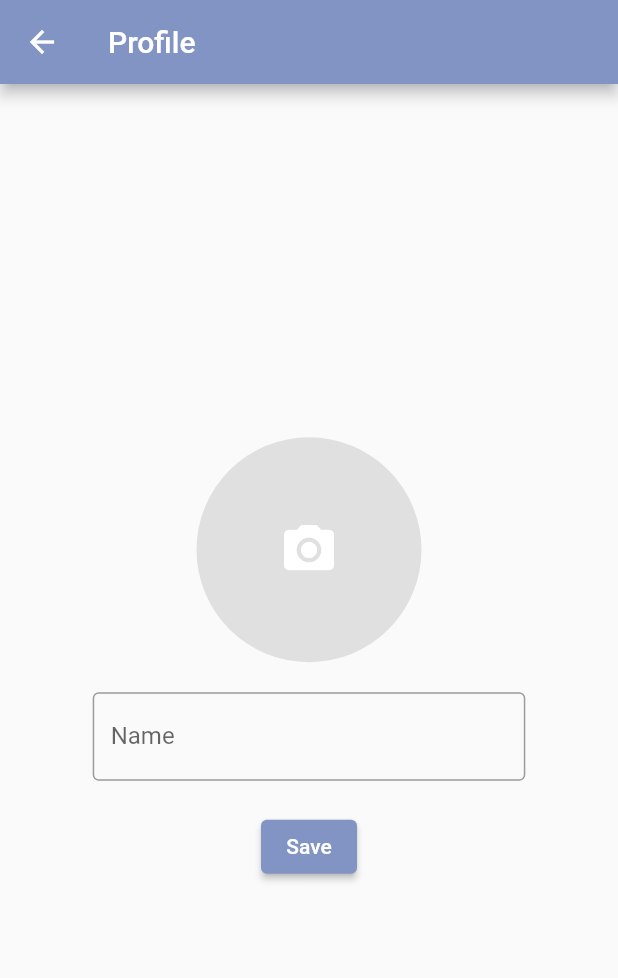
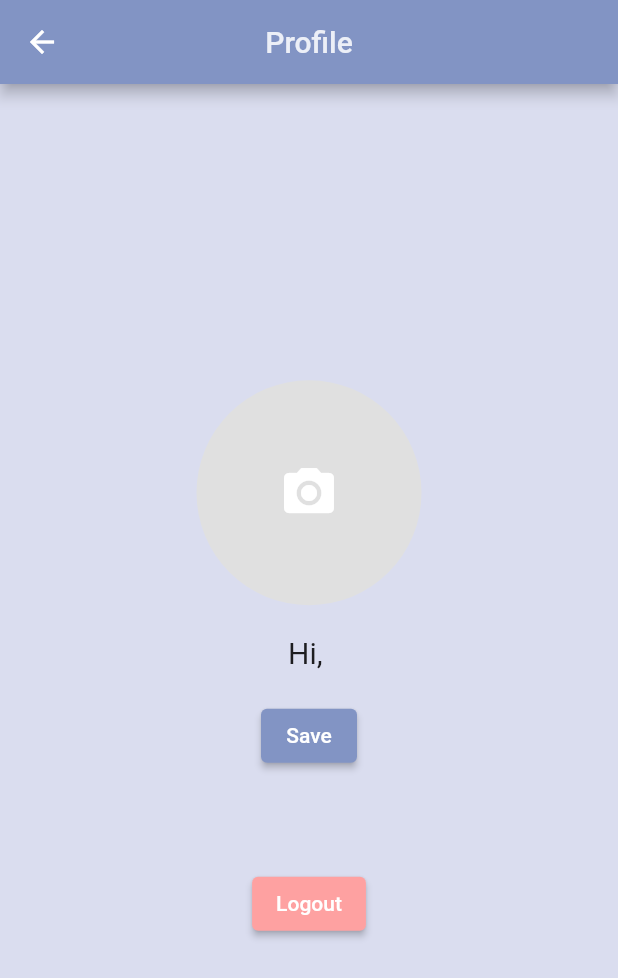
Before and after one commit to syihabudin081/library_app, a Flutter app: the ProfilePage screen opened by its route, after a tap on "Edit", on a phone screen of 412 x 824 dp. Shown: the top 978 px of the screen. Run offline on Flutter 3.47's test engine with Material 2 defaults, Android fonts, the phone set to English and light mode, and no system bars; our stand-ins replace image_picker, shared_preferences, sqflite; missing offline and left inert: flutter_bcrypt; accounts and stored records are empty; network calls fail.

Commit message:
update: page styling, db_helper, dynamic data name on profile page

```diff
--- a/lib/common/styles.dart
+++ b/lib/common/styles.dart
@@ -2,7 +2,10 @@ import 'package:flutter/material.dart';
 
 const Color primaryColor = Color.fromARGB(255, 130, 148, 196);
 const Color secondaryColor = Color.fromARGB(255, 218, 221, 239);
-const Color accentColor = Color.fromARGB(255, 15, 25, 35);
+const Color accentColor1 = Color.fromARGB(255, 254, 161, 161);
+const Color accentColor2 = Color.fromARGB(255, 255, 234, 210);
+const Color accentColor3 = Color.fromARGB(255, 236, 239, 247);
+const Color accentColor4 = Color.fromARGB(255, 96, 96, 122);
 const Color successColor = Color.fromARGB(255, 95, 200, 150);
 
 MaterialColor createMaterialColor(Color color) {
--- a/lib/db/database_helper.dart
+++ b/lib/db/database_helper.dart
@@ -1,41 +1,77 @@
-import 'dart:async';
+import 'package:path/path.dart';
 import 'package:sqflite/sqflite.dart';
-import 'package:path/path.dart';
 
 class DatabaseHelper {
-  static final DatabaseHelper _instance = DatabaseHelper.internal();
-  factory DatabaseHelper() => _instance;
+  static const String _dbName = 'libApp.db';
+  static const String _tableName = 'users';
 
-  static Database? _db;
+  late Database _database;
 
-  Future<Database> get db async {
-    if (_db != null) {
-      return _db!;
-    }
-    _db = await initDb();
-    return _db!;
-  }
+  Future<void> _initializeDatabase() async {
+    String databasePath = await getDatabasesPath();
+    String path = join(databasePath, _dbName);
 
-  DatabaseHelper.internal();
-
-  Future<Database> initDb() async {
-    final databasePath = await getDatabasesPath();
-    final path = join(databasePath, 'news.db');
-
-    return await openDatabase(
+    _database = await openDatabase(
       path,
       version: 1,
-      onCreate: _onCreate,
+      onCreate: (db, version) {
+        db.execute(
+          'CREATE TABLE $_tableName (id INTEGER PRIMARY KEY AUTOINCREMENT, name TEXT, username TEXT, password TEXT)',
+        );
+      },
     );
   }
 
-  void _onCreate(Database db, int version) async {
-    await db.execute('''
-      CREATE TABLE IF NOT EXISTS users (
-        username TEXT,
-        password TEXT,
-        name TEXT
-      )
-    ''');
+  Future<void> insertUser(User user) async {
+    await _initializeDatabase();
+
+    await _database.insert(
+      _tableName,
+      user.toMap(),
+    );
+  }
+
+  Future<User?> getUserByUsername(String username) async {
+    await _initializeDatabase();
+
+    List<Map<String, dynamic>> users = await _database.query(
+      _tableName,
+      where: 'username = ?',
+      whereArgs: [username],
+    );
+
+    if (users.isNotEmpty) {
+      return User.fromMap(users.first);
+    }
+
+    return null;
   }
 }
+
+class User {
+  final String name;
+  final String username;
+  final String password;
+
+  User({
+    required this.name,
+    required this.username,
+    required this.password,
+  });
+
+  Map<String, dynamic> toMap() {
+    return {
+      'name' : name,
+      'username': username,
+      'password': password,
+    };
+  }
+
+  factory User.fromMap(Map<String, dynamic> map) {
+    return User(
+      name: map['name'],
+      username: map['username'],
+      password: map['password'],
+    );
+  }
+}
--- a/lib/pages/profilePage.dart
+++ b/lib/pages/profilePage.dart
@@ -2,6 +2,9 @@ import 'dart:io';
 import 'package:flutter/material.dart';
 import 'package:image_picker/image_picker.dart';
 import 'package:shared_preferences/shared_preferences.dart';
+import 'package:stock_app/common/styles.dart';
+import 'package:stock_app/pages/loginPage.dart';
+import 'package:stock_app/db/database_helper.dart';
 
 class ProfilePage extends StatefulWidget {
   const ProfilePage({super.key});
@@ -13,32 +16,36 @@ class ProfilePage extends StatefulWidget {
 class ProfilePageState extends State<ProfilePage> {
   XFile? image;
   final ImagePicker picker = ImagePicker();
-  TextEditingController nameController = TextEditingController();
+  bool isEditing = false;
 
-  bool isEditing = false;
+  late DatabaseHelper _databaseHelper;
+  late User? user;
+  late SharedPreferences prefs;
+  String name = '';
 
   @override
   void initState() {
     super.initState();
+    _databaseHelper = DatabaseHelper();
     loadProfileData();
   }
 
   Future<void> loadProfileData() async {
-    SharedPreferences prefs = await SharedPreferences.getInstance();
+    prefs = await SharedPreferences.getInstance();
+    final String? username = prefs.getString('username');
+    user = await _databaseHelper.getUserByUsername(username!);
+    if (mounted) {
       setState(() {
-      nameController.text = prefs.getString('profileName') ?? '';
-      // Load the image path from shared preferences
+        name = user!.name;
         String? imagePath = prefs.getString('profileImagePath');
         if (imagePath != null && imagePath.isNotEmpty) {
           image = XFile(imagePath);
         }
       });
     }
+  }
 
   Future<void> saveProfileData() async {
-    SharedPreferences prefs = await SharedPreferences.getInstance();
-    prefs.setString('profileName', nameController.text);
-    // Save the image path to shared preferences
     if (image != null) {
       prefs.setString('profileImagePath', image!.path);
     } else {
@@ -48,10 +55,11 @@ class ProfilePageState extends State<ProfilePage> {
 
   Future getImage(ImageSource media) async {
     var img = await picker.pickImage(source: media);
-
+    if (mounted) {
       setState(() {
         image = img;
       });
+    }
   }
 
   void myAlert() {
@@ -106,8 +114,14 @@ class ProfilePageState extends State<ProfilePage> {
   @override
   Widget build(BuildContext context) {
     return Scaffold(
+      resizeToAvoidBottomInset: false,
+      backgroundColor: secondaryColor,
       appBar: AppBar(
-        title: Text('Profile'),
+        centerTitle: true,
+        title: Text(
+          'Profile',
+          style: TextStyle(color: accentColor3),
+        ),
       ),
       body: Center(
         child: Column(
@@ -144,23 +158,11 @@ class ProfilePageState extends State<ProfilePage> {
               ),
             ),
             SizedBox(height: 20),
-            isEditing
-                ? SizedBox(
-                    width: MediaQuery.of(context).size.width * 0.7,
-                    child: TextField(
-                      controller: nameController,
-                      decoration: InputDecoration(
-                        hintText: 'Enter your name',
-                        border: OutlineInputBorder(),
-                        labelText: 'Name',
-                      ),
-                    ),
-                  )
-                : Text(
-                    nameController.text,
+            Text(
+              'Hi, $name',
               style: TextStyle(fontSize: 20),
             ),
-            SizedBox(height: 20),
+            const SizedBox(height: 20),
             ElevatedButton(
               onPressed: () async {
                 if (isEditing) {
@@ -170,6 +172,22 @@ class ProfilePageState extends State<ProfilePage> {
               },
               child: Text(isEditing ? 'Save' : 'Edit'),
             ),
+            const SizedBox(height: 64.0),
+            ElevatedButton(
+              onPressed: () async {
+                await prefs.remove('username');
+                if (mounted) {
+                  Navigator.pushReplacementNamed(
+                    context,
+                    LoginPage.routeName,
+                  );
+                }
+              },
+              child: Text('Logout'),
+              style: ElevatedButton.styleFrom(
+                backgroundColor: accentColor1,
+              ),
+            )
           ],
         ),
       ),
--- a/lib/service/api_service.dart
+++ b/lib/service/api_service.dart
@@ -80,10 +80,10 @@ class ApiService {
 
         final book = Book(
           title: volumeInfo['title'] ?? '',
-          author: volumeInfo['authors']?.join(', ') ?? '',
-          description: volumeInfo['description'] ?? '',
+          author: volumeInfo['authors']?.join(', ') ?? 'Unknown author.',
+          description: volumeInfo['description'] ?? 'No description available.',
           thumbnailUrl: volumeInfo['imageLinks']?['thumbnail'] ?? '',
-          publisher: volumeInfo['publisher'] ?? '',
+          publisher: volumeInfo['publisher'] ?? 'Unknown publsher.',
           averageRating: volumeInfo['averagerating']?.toString() ?? 'Not yet rated.',
         );
 
--- a/pubspec.yaml
+++ b/pubspec.yaml
@@ -40,7 +40,8 @@ dependencies:
   http: ^0.13.6
   shared_preferences: ^2.0.8
   card_swiper: ^2.0.4
-
+  path: ^1.8.2
+  image_picker: ^0.8.4+4
 
 dev_dependencies:
   flutter_test:
@@ -70,6 +71,7 @@ flutter:
   #   - images/a_dot_ham.jpeg
   assets:
     - assets/images/logo.png
+    - assets/images/no-thumbnail.png
 
   # An image asset can refer to one or more resolution-specific "variants", see
   # https://flutter.dev/assets-and-images/#resolution-aware
```
Also changed, not shown: lib/pages/bestSellersBook.dart (+11 -5 lines), lib/pages/bookCategories.dart (+29 -6 lines), lib/pages/bookDetail.dart (+8 -6 lines), lib/pages/bookSearchPage.dart (+9 -4 lines), lib/pages/loginPage.dart (+97 -81 lines), lib/pages/registerPage.dart (+111 -86 lines), assets/images/no-thumbnail.png (added), pubspec.lock. Lines whose indentation alone changed are shown as unchanged.
